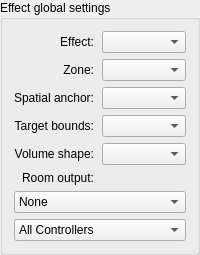
First picture: the form in ui/forms/EffectGlobalSettingsPanel.ui, repository Wolfieeewolf/OpenRGB3DSpatialPlugin, before the edit.
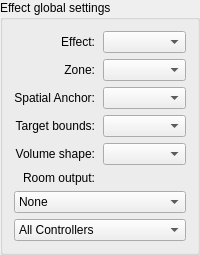
Second picture: the form after the edit.

Commit message:
fix: apply Spatial Anchor every LED frame and unify Projection captions
Origin-local engines follow the stack hub each frame; Shader Field Projection uses stable itemData and Box unwrap. Shared Projection/Path/Aim wording plus room-fill UV docs.

Diff of the .ui file:
```diff
--- a/ui/forms/EffectGlobalSettingsPanel.ui
+++ b/ui/forms/EffectGlobalSettingsPanel.ui
@@ -67,7 +67,7 @@
    <item row="2" column="0">
     <widget class="QLabel" name="originLabel">
      <property name="text">
-      <string>Spatial anchor:</string>
+      <string>Spatial Anchor:</string>
      </property>
      <property name="alignment">
       <set>Qt::AlignRight|Qt::AlignVCenter</set>
```
The commit also changes 19 other files.
